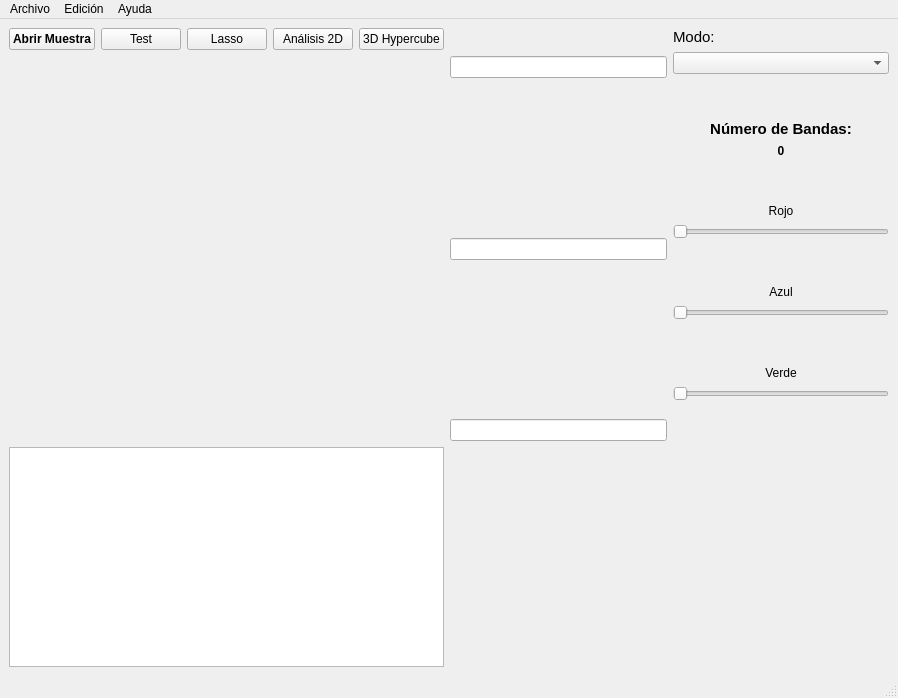
Above: ui/main_2.0.ui from 4c1dhydr4/hyperspectral before the change. Below: the same form after it.
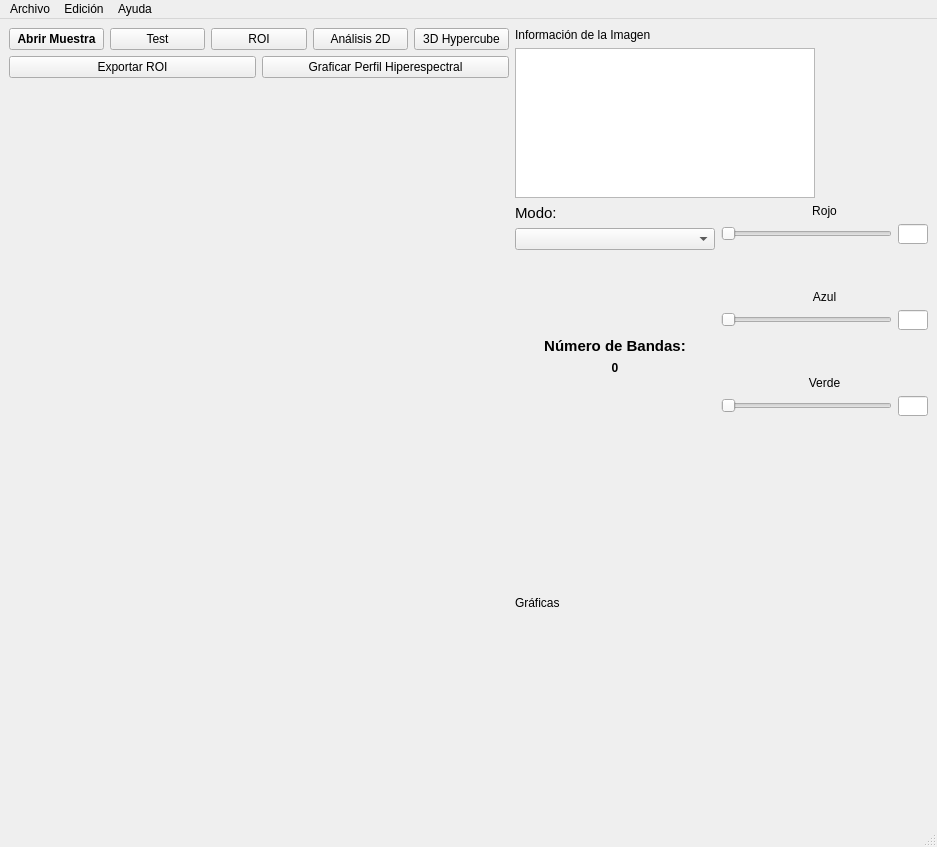
That is the form after the change. Custom widgets are drawn as their Qt base class.

The edit to the form file:
```diff
--- a/ui/main_2.0.ui
+++ b/ui/main_2.0.ui
@@ -6,8 +6,8 @@
    <rect>
     <x>0</x>
     <y>0</y>
-    <width>898</width>
-    <height>698</height>
+    <width>937</width>
+    <height>748</height>
    </rect>
   </property>
   <property name="windowTitle">
@@ -42,7 +42,7 @@
       <item>
        <widget class="QPushButton" name="lasso_button">
         <property name="text">
-         <string>Lasso</string>
+         <string>ROI</string>
         </property>
        </widget>
       </item>
@@ -62,9 +62,36 @@
       </item>
      </layout>
     </item>
-    <item row="0" column="2" rowspan="2">
+    <item row="0" column="1" rowspan="4">
      <layout class="QVBoxLayout" name="verticalLayout_2">
       <item>
+       <widget class="QLabel" name="label_5">
+        <property name="text">
+         <string>Información de la Imagen</string>
+        </property>
+       </widget>
+      </item>
+      <item>
+       <widget class="QTextBrowser" name="text_browser_info">
+        <property name="minimumSize">
+         <size>
+          <width>0</width>
+          <height>0</height>
+         </size>
+        </property>
+        <property name="maximumSize">
+         <size>
+          <width>300</width>
+          <height>150</height>
+         </size>
+        </property>
+       </widget>
+      </item>
+      <item>
+       <layout class="QHBoxLayout" name="horizontalLayout_11">
+        <item>
+         <layout class="QVBoxLayout" name="verticalLayout_10">
+          <item>
        <widget class="QLabel" name="label">
         <property name="font">
          <font>
@@ -77,10 +104,23 @@
        </widget>
       </item>
       <item>
-       <widget class="QComboBox" name="combo_mode"/>
+           <widget class="QComboBox" name="combo_mode">
+            <property name="minimumSize">
+             <size>
+              <width>200</width>
+              <height>0</height>
+             </size>
+            </property>
+            <property name="maximumSize">
+             <size>
+              <width>200</width>
+              <height>16777215</height>
+             </size>
+            </property>
+           </widget>
       </item>
       <item>
-       <spacer name="verticalSpacer">
+           <spacer name="verticalSpacer_7">
         <property name="orientation">
          <enum>Qt::Vertical</enum>
         </property>
@@ -94,6 +134,12 @@
       </item>
       <item>
        <widget class="QLabel" name="mode_title">
+            <property name="maximumSize">
+             <size>
+              <width>200</width>
+              <height>16777215</height>
+             </size>
+            </property>
         <property name="font">
          <font>
           <pointsize>11</pointsize>
@@ -111,6 +157,12 @@
       </item>
       <item>
        <widget class="QLabel" name="nbands">
+            <property name="maximumSize">
+             <size>
+              <width>200</width>
+              <height>16777215</height>
+             </size>
+            </property>
         <property name="font">
          <font>
           <pointsize>9</pointsize>
@@ -127,7 +179,7 @@
        </widget>
       </item>
       <item>
-       <spacer name="verticalSpacer_2">
+           <spacer name="verticalSpacer">
         <property name="orientation">
          <enum>Qt::Vertical</enum>
         </property>
@@ -139,6 +191,10 @@
         </property>
        </spacer>
       </item>
+         </layout>
+        </item>
+        <item>
+         <layout class="QVBoxLayout" name="verticalLayout_4">
       <item>
        <widget class="QLabel" name="label_2">
         <property name="text">
@@ -150,14 +206,40 @@
        </widget>
       </item>
       <item>
-       <widget class="QSlider" name="slider_green_band">
+           <layout class="QHBoxLayout" name="horizontalLayout_3">
+            <item>
+             <widget class="QSlider" name="slider_red_band">
+              <property name="minimumSize">
+               <size>
+                <width>150</width>
+                <height>0</height>
+               </size>
+              </property>
+              <property name="maximumSize">
+               <size>
+                <width>200</width>
+                <height>16777215</height>
+               </size>
+              </property>
         <property name="orientation">
          <enum>Qt::Horizontal</enum>
         </property>
        </widget>
       </item>
       <item>
-       <spacer name="verticalSpacer_3">
+             <widget class="QLineEdit" name="red_text_box">
+              <property name="maximumSize">
+               <size>
+                <width>30</width>
+                <height>20</height>
+               </size>
+              </property>
+             </widget>
+            </item>
+           </layout>
+          </item>
+          <item>
+           <spacer name="verticalSpacer_2">
         <property name="orientation">
          <enum>Qt::Vertical</enum>
         </property>
@@ -169,6 +251,8 @@
         </property>
        </spacer>
       </item>
+          <item>
+           <layout class="QVBoxLayout" name="verticalLayout_7">
       <item>
        <widget class="QLabel" name="label_4">
         <property name="text">
@@ -180,11 +264,39 @@
        </widget>
       </item>
       <item>
-       <widget class="QSlider" name="slider_red_band">
+             <layout class="QHBoxLayout" name="horizontalLayout_4">
+              <item>
+               <widget class="QSlider" name="slider_blue_band">
+                <property name="minimumSize">
+                 <size>
+                  <width>150</width>
+                  <height>0</height>
+                 </size>
+                </property>
+                <property name="maximumSize">
+                 <size>
+                  <width>200</width>
+                  <height>16777215</height>
+                 </size>
+                </property>
         <property name="orientation">
          <enum>Qt::Horizontal</enum>
         </property>
        </widget>
+              </item>
+              <item>
+               <widget class="QLineEdit" name="blue_text_box">
+                <property name="maximumSize">
+                 <size>
+                  <width>30</width>
+                  <height>20</height>
+                 </size>
+                </property>
+               </widget>
+              </item>
+             </layout>
+            </item>
+           </layout>
       </item>
       <item>
        <spacer name="verticalSpacer_4">
@@ -200,6 +312,8 @@
        </spacer>
       </item>
       <item>
+           <layout class="QVBoxLayout" name="verticalLayout_8">
+            <item>
        <widget class="QLabel" name="label_3">
         <property name="text">
          <string>Verde</string>
@@ -210,11 +324,56 @@
        </widget>
       </item>
       <item>
-       <widget class="QSlider" name="slider_blue_band">
+             <layout class="QHBoxLayout" name="horizontalLayout_5">
+              <item>
+               <widget class="QSlider" name="slider_green_band">
+                <property name="minimumSize">
+                 <size>
+                  <width>150</width>
+                  <height>0</height>
+                 </size>
+                </property>
+                <property name="maximumSize">
+                 <size>
+                  <width>200</width>
+                  <height>16777215</height>
+                 </size>
+                </property>
         <property name="orientation">
          <enum>Qt::Horizontal</enum>
         </property>
        </widget>
+              </item>
+              <item>
+               <widget class="QLineEdit" name="green_text_box">
+                <property name="maximumSize">
+                 <size>
+                  <width>30</width>
+                  <height>20</height>
+                 </size>
+                </property>
+               </widget>
+              </item>
+             </layout>
+            </item>
+           </layout>
+          </item>
+          <item>
+           <spacer name="verticalSpacer_3">
+            <property name="orientation">
+             <enum>Qt::Vertical</enum>
+            </property>
+            <property name="sizeHint" stdset="0">
+             <size>
+              <width>20</width>
+              <height>40</height>
+             </size>
+            </property>
+           </spacer>
+          </item>
+         </layout>
+        </item>
+       </layout>
       </item>
       <item>
        <spacer name="verticalSpacer_5">
@@ -231,56 +390,64 @@
       </item>
      </layout>
     </item>
-    <item row="1" column="0">
-     <layout class="QGridLayout" name="gridLayout">
-      <item row="0" column="0">
-       <widget class="graph_2d_view" name="graph_2d_view" native="true"/>
-      </item>
-     </layout>
-    </item>
-    <item row="1" column="1">
-     <layout class="QVBoxLayout" name="verticalLayout_3">
-      <item>
-       <widget class="QLineEdit" name="red_text_box"/>
-      </item>
-      <item>
-       <spacer name="verticalSpacer_7">
-        <property name="orientation">
-         <enum>Qt::Vertical</enum>
-        </property>
-        <property name="sizeHint" stdset="0">
-         <size>
-          <width>20</width>
-          <height>40</height>
-         </size>
-        </property>
-       </spacer>
-      </item>
-      <item>
-       <widget class="QLineEdit" name="green_text_box"/>
-      </item>
-      <item>
-       <spacer name="verticalSpacer_6">
-        <property name="orientation">
-         <enum>Qt::Vertical</enum>
-        </property>
-        <property name="sizeHint" stdset="0">
-         <size>
-          <width>20</width>
-          <height>40</height>
-         </size>
-        </property>
-       </spacer>
-      </item>
-      <item>
-       <widget class="QLineEdit" name="blue_text_box"/>
-      </item>
-     </layout>
-    </item>
     <item row="2" column="0">
-     <layout class="QGridLayout" name="gridLayout_3">
-      <item row="0" column="0">
-       <widget class="QTextBrowser" name="text_browser_info"/>
+     <widget class="graph_2d_view" name="graph_2d_view" native="true">
+      <property name="minimumSize">
+       <size>
+        <width>500</width>
+        <height>500</height>
+       </size>
+      </property>
+      <property name="maximumSize">
+       <size>
+        <width>1200</width>
+        <height>1200</height>
+       </size>
+      </property>
+     </widget>
+    </item>
+    <item row="5" column="1">
+     <layout class="QVBoxLayout" name="verticalLayout_9">
+      <item>
+       <widget class="QLabel" name="label_6">
+        <property name="text">
+         <string>Gráficas</string>
+        </property>
+       </widget>
+      </item>
+      <item>
+       <widget class="graph_plot_view" name="graph_plot_view" native="true">
+        <property name="minimumSize">
+         <size>
+          <width>0</width>
+          <height>200</height>
+         </size>
+        </property>
+        <property name="maximumSize">
+         <size>
+          <width>700</width>
+          <height>200</height>
+         </size>
+        </property>
+       </widget>
+      </item>
+     </layout>
+    </item>
+    <item row="1" column="0">
+     <layout class="QHBoxLayout" name="horizontalLayout_8">
+      <item>
+       <widget class="QPushButton" name="export_roi_button">
+        <property name="text">
+         <string>Exportar ROI</string>
+        </property>
+       </widget>
+      </item>
+      <item>
+       <widget class="QPushButton" name="graph_profile_button">
+        <property name="text">
+         <string>Graficar Perfil Hiperespectral</string>
+        </property>
+       </widget>
       </item>
      </layout>
     </item>
@@ -292,7 +459,7 @@
     <rect>
      <x>0</x>
      <y>0</y>
-     <width>898</width>
+     <width>937</width>
      <height>21</height>
     </rect>
    </property>
@@ -323,6 +490,12 @@
    <header>graph_2d_view.h</header>
    <container>1</container>
   </customwidget>
+  <customwidget>
+   <class>graph_plot_view</class>
+   <extends>QWidget</extends>
+   <header location="global">graph_plot_view.h</header>
+   <container>1</container>
+  </customwidget>
  </customwidgets>
  <resources/>
  <connections/>
```
Lines whose indentation alone changed are shown as unchanged.
